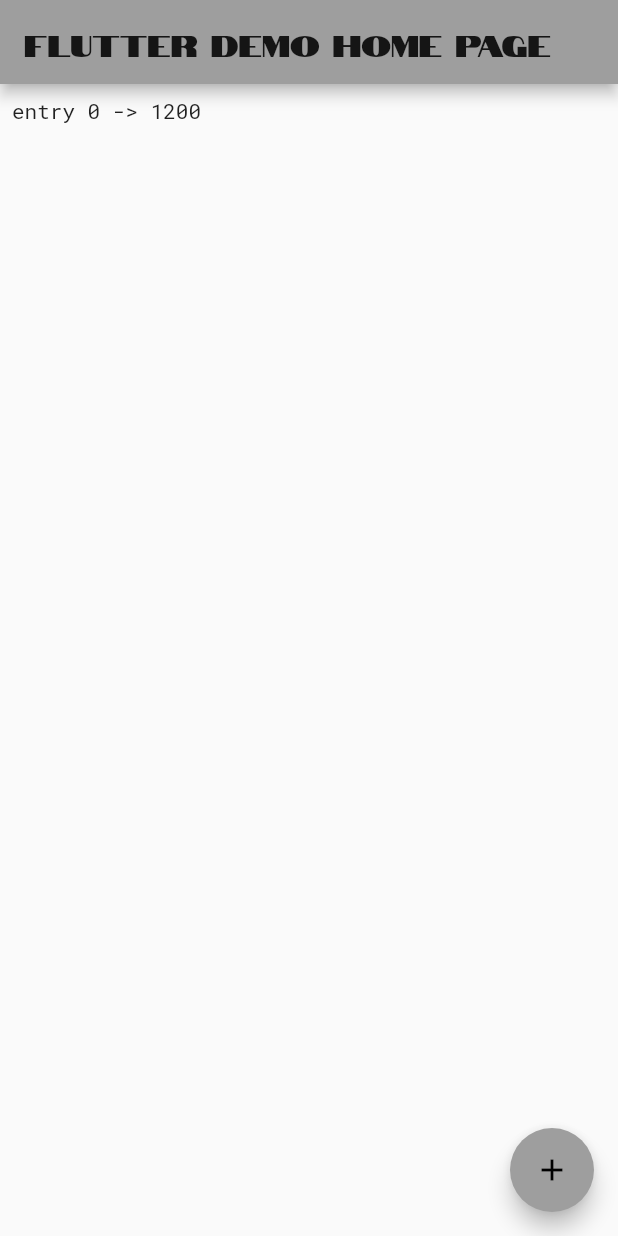
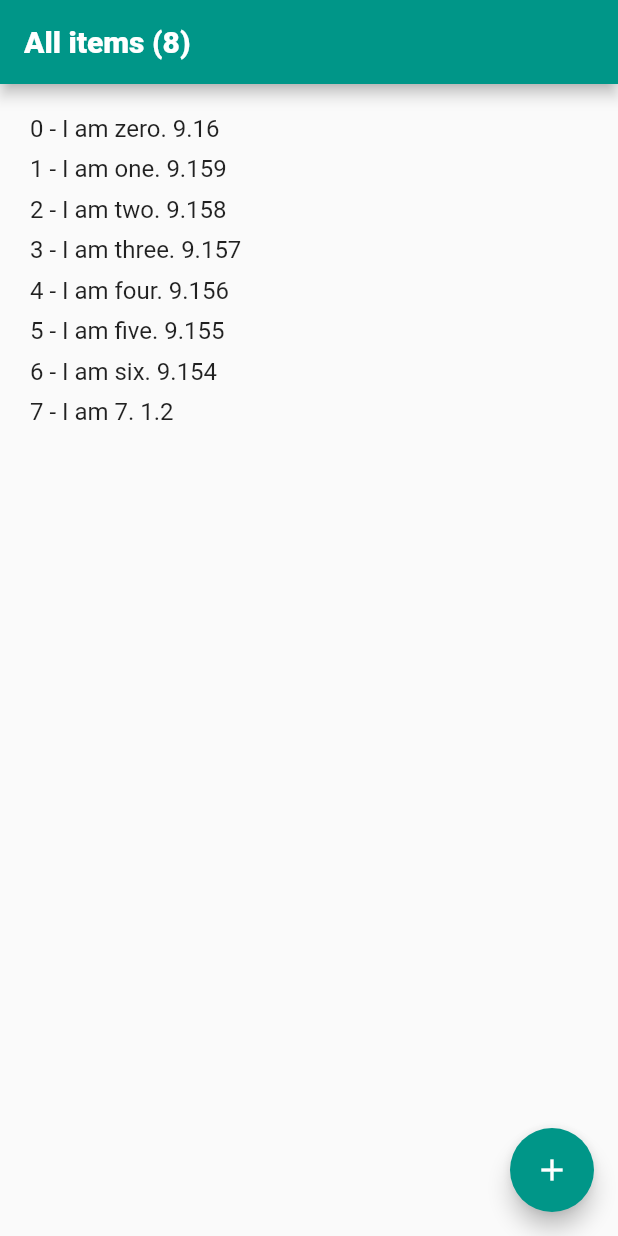
Before and after one commit to budius/github-page-test-flutter, a Flutter app: the screen it shows after launch, after a tap on the "add" icon, on a phone screen of 412 x 824 dp. Run offline on Flutter 3.47's test engine with Material 2 defaults, Android fonts, the light colour scheme and no system bars; our stand-ins replace get_it.

Commit message:
Added several things, something called a Model, are you sure that's not mvvm? there's also a service locator, but I ain't got any services. and yey, routes are going to places

```diff
--- /dev/null
+++ b/lib/item/item_model.dart
@@ -0,0 +1,10 @@
+import 'package:elapsed_time/model/item.dart';
+import 'package:scoped_model/scoped_model.dart';
+
+class ItemModel extends Model {
+  Item _item;
+
+  ItemModel(this._item);
+
+  get text => "${_item.id} - ${_item.name}";
+}
--- /dev/null
+++ b/lib/item/item_view.dart
@@ -0,0 +1,19 @@
+import 'package:flutter/material.dart';
+import 'package:scoped_model/scoped_model.dart';
+
+import 'item_model.dart';
+
+class ItemView extends StatelessWidget {
+  @override
+  Widget build(BuildContext context) {
+    return ScopedModel<ItemModel>(
+        model: ItemModel(ModalRoute.of(context).settings.arguments),
+        child: ScopedModelDescendant<ItemModel>(
+          builder: (context, child, model) => Scaffold(
+            body: Center(
+              child: Text(model.text),
+            ),
+          ),
+        ));
+  }
+}
--- a/lib/main.dart
+++ b/lib/main.dart
@@ -1,18 +1,21 @@
-import 'package:elapsed_time/main_view.dart';
+import 'routes_definition.dart';
 import 'package:flutter/material.dart';
+import 'service_locator.dart';
 
-void main() => runApp(MyApp());
+void main() {
+  setupLocator();
+
+  runApp(MyApp());
+}
 
 class MyApp extends StatelessWidget {
   @override
   Widget build(BuildContext context) {
     return MaterialApp(
       title: 'Flutter Demo',
-      theme: ThemeData(
-        primarySwatch: Colors.grey,
-        fontFamily: 'RobotoRegular'
-      ),
-      home: MainView(title: 'Flutter Demo Home Page'),
+      initialRoute: '/',
+      routes: routesDefinition(),
+      theme: ThemeData(primarySwatch: Colors.teal, fontFamily: 'RobotoRegular'),
     );
   }
 }
--- /dev/null
+++ b/lib/main/main_model.dart
@@ -0,0 +1,42 @@
+import 'dart:async';
+
+import 'package:elapsed_time/model/item.dart';
+import 'package:scoped_model/scoped_model.dart';
+
+class MainModel extends Model {
+  static final int now = DateTime.now().millisecondsSinceEpoch;
+
+  List<Item> _items = [
+    Item(0, "I am zero", now),
+    Item(1, "I am one", now + 1),
+    Item(2, "I am two", now + 2),
+    Item(3, "I am three", now + 3),
+    Item(4, "I am four", now + 4),
+    Item(5, "I am five", now + 5),
+    Item(6, "I am six", now + 6)
+  ];
+
+  MainModel() {
+    new Timer.periodic(
+        new Duration(milliseconds: 60), (timer) => notifyListeners());
+  }
+
+  get title => "All items ($size)";
+
+  get size => _items.length;
+
+  String getText(int index) {
+    Item item = _items[index];
+    double time =
+        (DateTime.now().millisecondsSinceEpoch - item.timestamp) / 1000.0;
+    return "$index - ${item.name}. $time";
+  }
+
+  Item getItem(int index) => _items[index];
+
+  void addItem() {
+    _items.add(Item(_items.length, "I am ${_items.length}",
+        DateTime.now().millisecondsSinceEpoch));
+    notifyListeners();
+  }
+}
--- /dev/null
+++ b/lib/main/main_view.dart
@@ -0,0 +1,41 @@
+import 'package:flutter/material.dart';
+import 'package:scoped_model/scoped_model.dart';
+
+import '../routes_definition.dart';
+import 'main_model.dart';
+
+class MainView extends StatelessWidget {
+  @override
+  Widget build(BuildContext context) {
+    return ScopedModel<MainModel>(
+        model: MainModel(),
+        child: ScopedModelDescendant<MainModel>(
+            builder: (context, child, model) => Scaffold(
+                  appBar: AppBar(
+                      title: Text(
+                    model.title,
+                    style: TextStyle(fontFamily: 'RobotoBlack'),
+                  )),
+                  body: ListView.builder(
+                      itemCount: model.size,
+                      padding: EdgeInsets.all(16.0),
+                      itemBuilder: (BuildContext context, int index) {
+                        return GestureDetector(
+                            onTap: () => Navigator.pushNamed(
+                                context, Routes.itemDetails,
+                                arguments: model.getItem(index)),
+                            child: Padding(
+                              padding: EdgeInsets.all(4.0),
+                              child: Text(
+                                model.getText(index),
+                                style: TextStyle(fontSize: 16.0),
+                              ),
+                            ));
+                      }),
+                  floatingActionButton: FloatingActionButton(
+                      onPressed: () => model.addItem(),
+                      tooltip: 'Add new item',
+                      child: Icon(Icons.add)),
+                )));
+  }
+}
--- a/lib/main_view.dart
+++ /dev/null
@@ -1,40 +0,0 @@
-import 'package:elapsed_time/main_view_model.dart';
-import 'package:flutter/material.dart';
-
-class MainView extends StatefulWidget {
-  MainView({Key key, this.title}) : super(key: key);
-  final String title;
-
-  @override
-  MainViewModel createState() => MainViewModel(title);
-
-  static Widget build(
-      String title, List<int> items, VoidCallback onFabPressed) {
-    return Scaffold(
-      appBar: AppBar(
-          title: Text(
-        title,
-        style: TextStyle(fontFamily: 'Notable'),
-      )),
-      body: ListView.builder(
-        itemCount: items.length,
-        padding: EdgeInsets.all(8.0),
-        itemExtent: 20.0,
-        itemBuilder: (BuildContext context, int index) {
-          int start = items[index];
-          int end = new DateTime.now().millisecondsSinceEpoch;
-          int diff = end - start;
-          return Text(
-            'entry $index -> $diff',
-            style: TextStyle(fontFamily: 'RobotoMonoRegular'),
-          );
-        },
-      ),
-      floatingActionButton: FloatingActionButton(
-        onPressed: onFabPressed,
-        tooltip: 'Increment',
-        child: Icon(Icons.add),
-      ),
-    );
-  }
-}
--- a/lib/main_view_model.dart
+++ /dev/null
@@ -1,33 +0,0 @@
-import 'package:elapsed_time/main_view.dart';
-import 'package:flutter/material.dart';
-import 'dart:async';
-import 'package:scoped_model/scoped_model.dart';
-
-
-class MViewModel extends Model {
-
-}
-
-class MainViewModel extends State<MainView> {
-  final List<int> _items = [];
-  final String _title;
-
-  MainViewModel(this._title) {
-    new Timer.periodic(new Duration(milliseconds: 60), timerUpdate);
-  }
-
-  @override
-  Widget build(BuildContext context) {
-    return MainView.build(_title, _items, addItem);
-  }
-
-  void addItem() {
-    setState(() {
-      _items.add(new DateTime.now().millisecondsSinceEpoch);
-    });
-  }
-
-  void timerUpdate(Timer timer) {
-    setState(() {});
-  }
-}
--- /dev/null
+++ b/lib/model/item.dart
@@ -0,0 +1,13 @@
+class Item {
+  int _id;
+  String _name;
+  int _timestamp;
+
+  Item(this._id, this._name, this._timestamp);
+
+  int get id => _id;
+
+  String get name => _name;
+
+  int get timestamp => _timestamp;
+}
--- /dev/null
+++ b/lib/routes_definition.dart
@@ -0,0 +1,16 @@
+import 'package:flutter/material.dart';
+
+import 'item/item_view.dart';
+import 'main/main_view.dart';
+
+class Routes {
+  static String home = '/';
+  static String itemDetails = '/item';
+}
+
+Map<String, WidgetBuilder> routesDefinition() {
+  return {
+    Routes.home: (context) => MainView(),
+    Routes.itemDetails: (context) => ItemView()
+  };
+}
--- /dev/null
+++ b/lib/service_locator.dart
@@ -0,0 +1,8 @@
+import 'package:get_it/get_it.dart';
+
+
+GetIt locator = GetIt.instance;
+
+void setupLocator() {
+  // Register services
+}
--- a/pubspec.yaml
+++ b/pubspec.yaml
@@ -16,6 +16,8 @@
   flutter:
     sdk: flutter
   scoped_model: ^1.0.1
+  # dependency injection
+  get_it: ^3.0.1
 
   # The following adds the Cupertino Icons font to your application.
   # Use with the CupertinoIcons class for iOS style icons.
```
Also changed, not shown: 5 other files.
